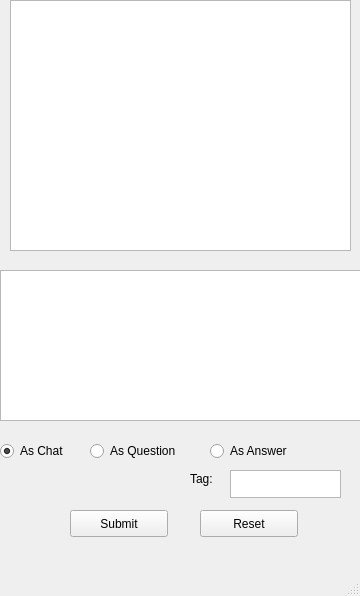
krishna0512/drf, file TheApp/chat.ui: the form before one commit.
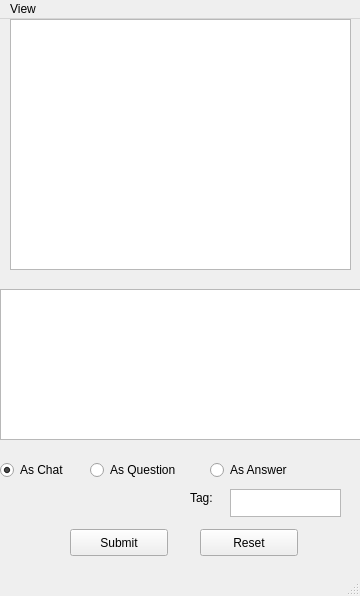
The form after the commit.

Commit message: added the chat threaded and timed view options in chat

```diff
--- a/TheApp/chat.ui
+++ b/TheApp/chat.ui
@@ -145,6 +145,14 @@
      <height>25</height>
     </rect>
    </property>
+   <widget class="QMenu" name="menuView">
+    <property name="title">
+     <string>View</string>
+    </property>
+    <addaction name="menuTimed"/>
+    <addaction name="menuThreaded"/>
+   </widget>
+   <addaction name="menuView"/>
   </widget>
   <widget class="QStatusBar" name="statusbar"/>
  </widget>
```
Left out of the diff: 19 changed lines with no effect on the pictures. The commit also changes 10 other files.
